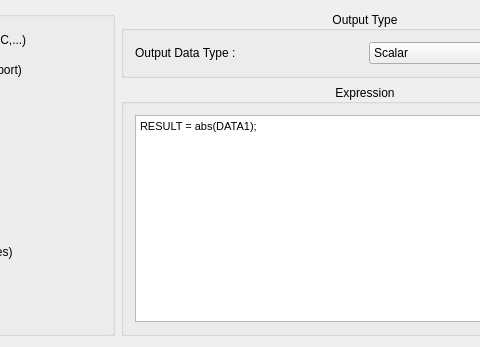
This is src/Interface/Modules/Fields/CalculateFieldData.ui in SCIInstitute/SCIRun as Qt 5 draws it before an edit; both pictures show x 386 to 866 and y 0 to 347 of the 1007 by 347 pixel window. The edited form follows.
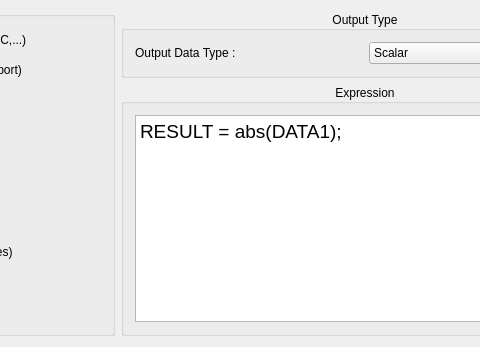
This is the edited form.

Commit message: Fixes #848. Need to test Windows & Linux

Diff of the .ui file:
```diff
--- a/src/Interface/Modules/Fields/CalculateFieldData.ui
+++ b/src/Interface/Modules/Fields/CalculateFieldData.ui
@@ -41,7 +41,7 @@
 &lt;html&gt;&lt;head&gt;&lt;meta name=&quot;qrichtext&quot; content=&quot;1&quot; /&gt;&lt;style type=&quot;text/css&quot;&gt;
 p, li { white-space: pre-wrap; }
 &lt;/style&gt;&lt;/head&gt;&lt;body style=&quot; font-family:'Lucida Grande'; font-size:12pt; font-weight:400; font-style:normal;&quot;&gt;
-&lt;p style=&quot; margin-top:0px; margin-bottom:0px; margin-left:0px; margin-right:0px; -qt-block-indent:0; text-indent:0px;&quot;&gt;&lt;span style=&quot; font-family:'MS Shell Dlg 2'; font-size:8pt;&quot;&gt;RESULT = abs(DATA1);&lt;/span&gt;&lt;/p&gt;&lt;/body&gt;&lt;/html&gt;</string>
+&lt;p style=&quot; margin-top:0px; margin-bottom:0px; margin-left:0px; margin-right:0px; -qt-block-indent:0; text-indent:0px;&quot;&gt;&lt;span style=&quot; font-family:'MS Shell Dlg 2'; font-size:14pt;&quot;&gt;RESULT = abs(DATA1);&lt;/span&gt;&lt;/p&gt;&lt;/body&gt;&lt;/html&gt;</string>
         </property>
        </widget>
       </item>
```
The commit also changes 2 other files.
